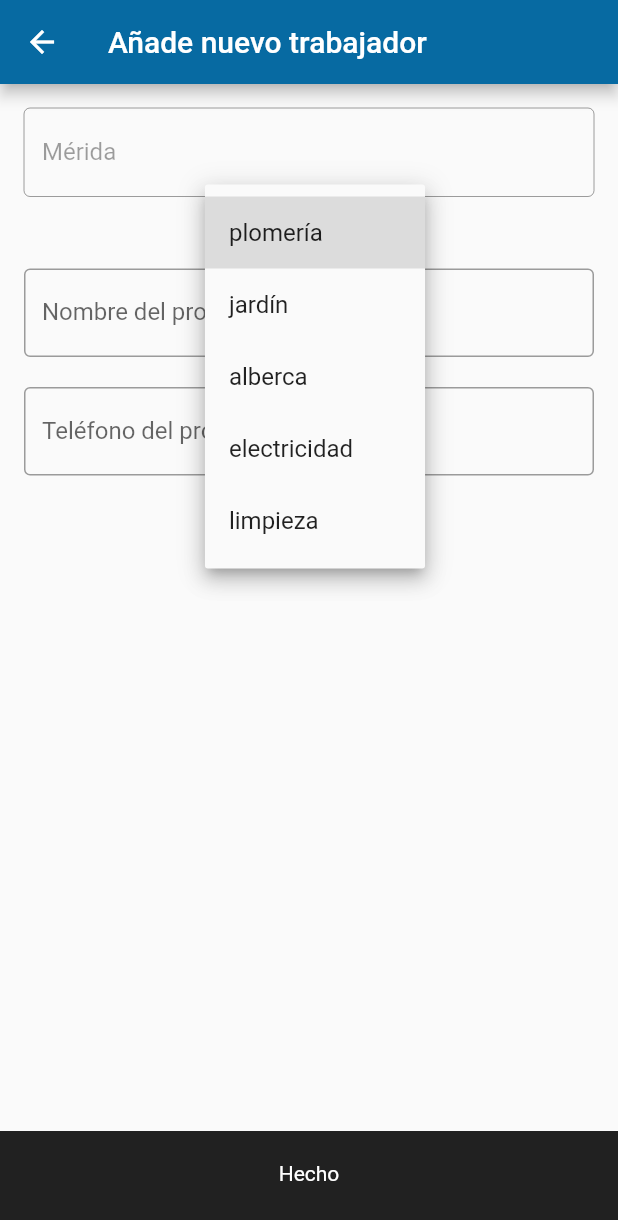
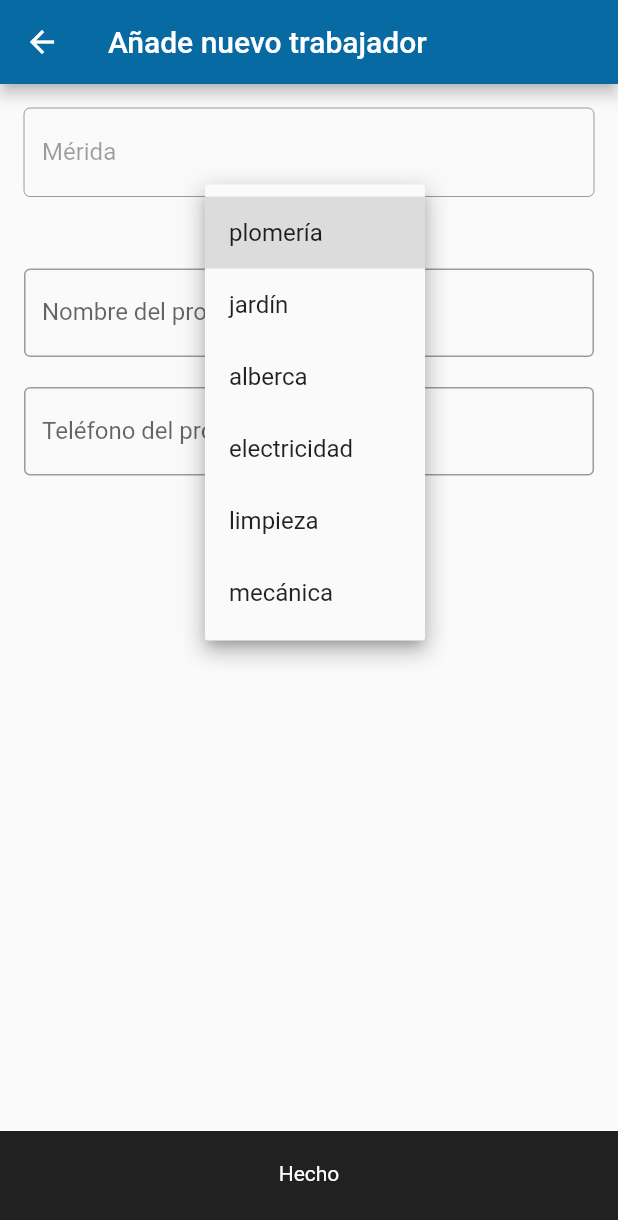
Before and after one commit to tomasbaran/gapi, a Flutter app: the AddWorkerScreen screen opened directly, after a tap on "categoría", on a phone screen of 412 x 824 dp. Shown: the top 1220 px of the screen. Run offline on Flutter 3.47's test engine with Material 2 defaults, Android fonts, the phone set to English and light mode, and no system bars; our stand-ins replace firebase_core, firebase_database; accounts and stored records are empty.

```diff
--- a/lib/constants.dart
+++ b/lib/constants.dart
@@ -1 +1 @@
-const List<String> categories = <String>['plomería', 'jardín', 'alberca', 'electricidad', 'limpieza'];
+const List<String> categories = <String>['plomería', 'jardín', 'alberca', 'electricidad', 'limpieza', 'mecánica'];
```
Also changed, not shown: lib/screens/workers_list_screen.dart (+9 -1 lines), 1 other file.
